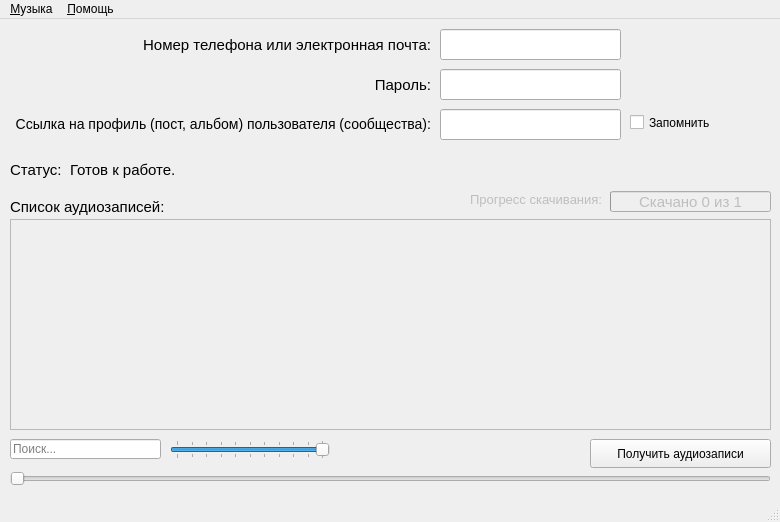
The window that gui/audio.ui (qwertyadrian/vk-music-downloader) describes before a commit, drawn with Qt 5.
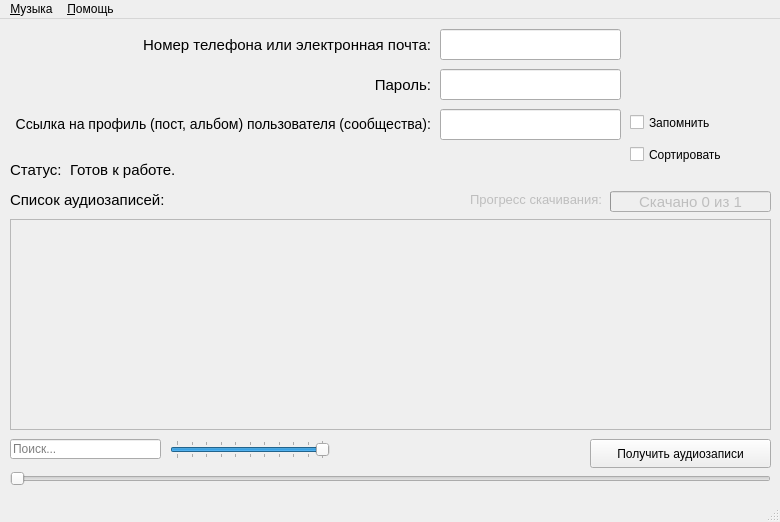
The same window after the commit. Icons and pictures are not drawn.

Patch:
```diff
--- a/gui/audio.ui
+++ b/gui/audio.ui
@@ -229,9 +229,9 @@
     <property name="geometry">
      <rect>
       <x>10</x>
-      <y>180</y>
+      <y>165</y>
       <width>161</width>
-      <height>16</height>
+      <height>31</height>
      </rect>
     </property>
     <property name="font">
@@ -419,6 +419,22 @@
      <enum>Qt::Horizontal</enum>
     </property>
    </widget>
+   <widget class="QCheckBox" name="sort_tracks">
+    <property name="geometry">
+     <rect>
+      <x>630</x>
+      <y>120</y>
+      <width>111</width>
+      <height>31</height>
+     </rect>
+    </property>
+    <property name="toolTip">
+     <string>Упорядочить список в алфавитном порядке по имени исполнителя?</string>
+    </property>
+    <property name="text">
+     <string>Сортировать</string>
+    </property>
+   </widget>
   </widget>
   <widget class="QMenuBar" name="menuBar">
    <property name="geometry">
```
Left out of the diff: 2 changed lines with no effect on the pictures.
